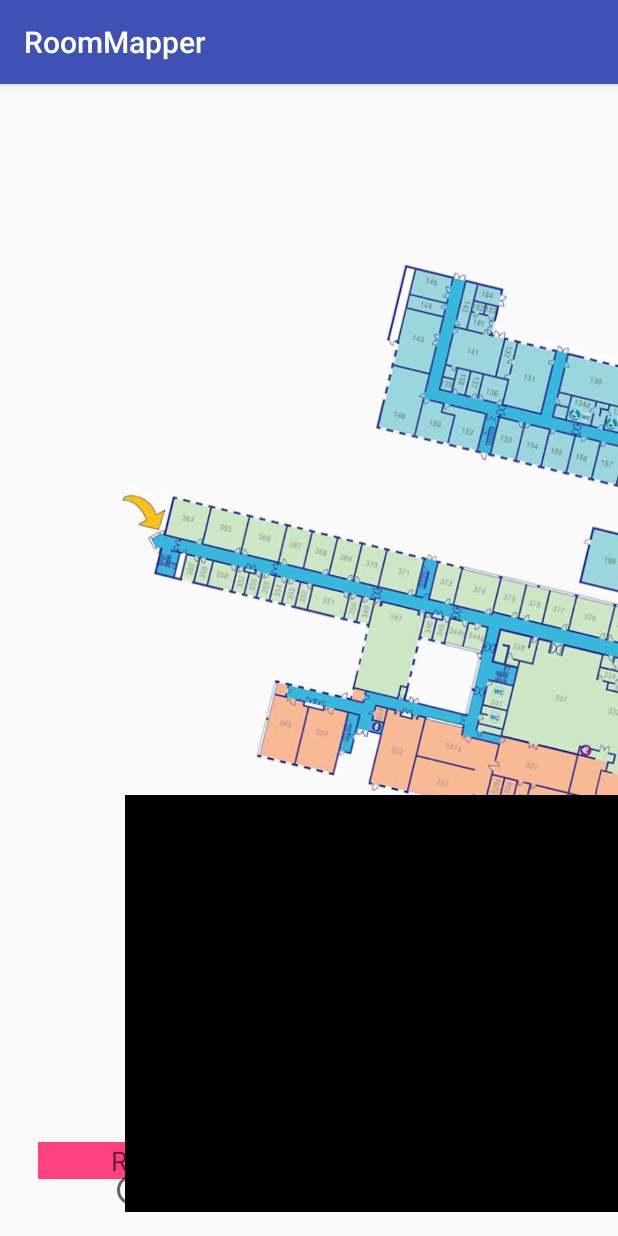
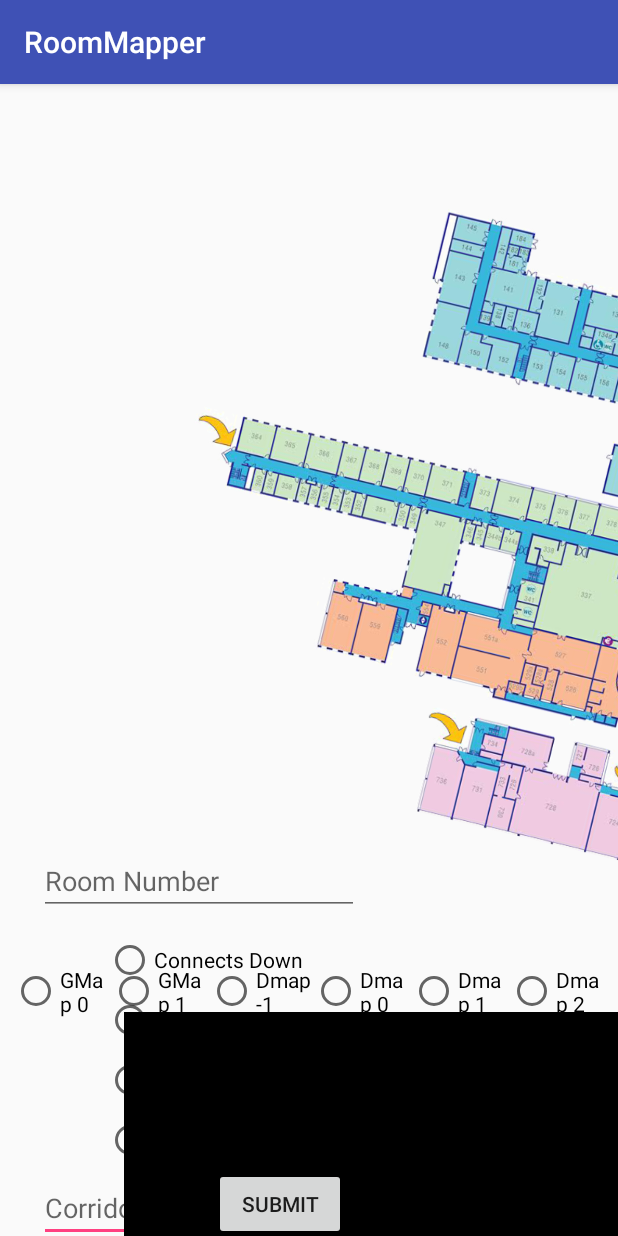
Before and after one commit to MartinRep/GmitRoomMapper, an Android app: the screen it shows after launch (MainActivity), on a phone screen of 412 x 824 dp. Run offline under Robolectric (Android 15) with nearby library versions, the phone set to English and light mode, and no system bars; network calls fail.

Commit message:
Change map added

```diff
--- a/app/build.gradle
+++ b/app/build.gradle
@@ -5,7 +5,7 @@ android {
     buildToolsVersion "26.0.1"
     defaultConfig {
         applicationId "com.example.bigrepo.roommapper"
-        minSdkVersion 15
+        minSdkVersion 23
         targetSdkVersion 26
         versionCode 1
         versionName "1.0"
--- a/app/src/main/AndroidManifest.xml
+++ b/app/src/main/AndroidManifest.xml
@@ -3,6 +3,7 @@
     package="com.example.bigrepo.roommapper">
     <uses-permission android:name="android.permission.WRITE_EXTERNAL_STORAGE" />
     <uses-permission android:name="android.permission.READ_EXTERNAL_STORAGE"/>
+
     <application
         android:allowBackup="true"
         android:icon="@mipmap/ic_launcher"
--- a/app/src/main/java/com/example/bigrepo/roommapper/MainActivity.java
+++ b/app/src/main/java/com/example/bigrepo/roommapper/MainActivity.java
@@ -39,9 +39,12 @@ public class MainActivity extends AppCompatActivity {
     private EditText corridorNumberId;
     private EditText logOutput;
     private Button submitButton;
-    private RadioGroup radioGroup;
-    private RadioButton radioButton;
+    private RadioGroup directionRadioGroup;
+    private RadioButton directionRadioButton;
     private Button undoButton;
+    private RadioGroup pictureRadioGroup;
+    private RadioButton  pictureRadioButton;
+    private TouchImageView touchImageView;
 
     @Override
     protected void onCreate(Bundle savedInstanceState) {
@@ -52,8 +55,10 @@ public class MainActivity extends AppCompatActivity {
         corridorNumberId = (EditText) findViewById(R.id.editTextCorridor);
         logOutput = (EditText) findViewById(R.id.editTextLog);
         submitButton = (Button) findViewById(R.id.buttonSubmit);
-        radioGroup = (RadioGroup) findViewById(R.id.roomConnectionRadioId);
+        directionRadioGroup = (RadioGroup) findViewById(R.id.roomConnectionRadioId);
         undoButton = (Button) findViewById(R.id.undoButton);
+        pictureRadioGroup = (RadioGroup) findViewById(R.id.PictureRadioGroupId);
+        touchImageView = (TouchImageView) findViewById(R.id.imageView);
 
         logOutput.setBackgroundColor(Color.BLACK);
         logOutput.setTextColor(Color.GREEN);
@@ -68,11 +73,11 @@ public class MainActivity extends AppCompatActivity {
             e.printStackTrace();
         }
 
-        radioGroup.setOnCheckedChangeListener(new RadioGroup.OnCheckedChangeListener() {
+        directionRadioGroup.setOnCheckedChangeListener(new RadioGroup.OnCheckedChangeListener() {
             @Override
             public void onCheckedChanged(RadioGroup radioGroup, @IdRes int i) {
-                radioButton = (RadioButton) findViewById(i);
-                switch (radioButton.getId()){
+                directionRadioButton = (RadioButton) findViewById(i);
+                switch (directionRadioButton.getId()){
                     case R.id.radioButtonUp :
                         direction[0] = "up";
                         direction[1] = "down";
@@ -88,6 +93,33 @@ public class MainActivity extends AppCompatActivity {
                     case R.id.radioButtonRight:
                         direction[0] = "right";
                         direction[1] = "left";
+                        break;
+                }
+            }
+        });
+
+        pictureRadioGroup.setOnCheckedChangeListener(new RadioGroup.OnCheckedChangeListener() {
+            @Override
+            public void onCheckedChanged(RadioGroup radioGroup, @IdRes int i) {
+                pictureRadioButton = (RadioButton) findViewById(i);
+                switch (pictureRadioButton.getId()){
+                    case R.id.radioButtonGmap0Id :
+                        touchImageView.setImageDrawable(getDrawable(R.drawable.gmit0));
+                        break;
+                    case R.id.radioButtonGmap1Id :
+                        touchImageView.setImageDrawable(getDrawable(R.drawable.gmit1));
+                        break;
+                    case R.id.radioButtonDgmapId :
+                        touchImageView.setImageDrawable(getDrawable(R.drawable.dmaps1));
+                        break;
+                    case R.id.radioButtonDmap0Id :
+                        touchImageView.setImageDrawable(getDrawable(R.drawable.dmap0));
+                        break;
+                    case R.id.radioButtonDmap1Id :
+                        touchImageView.setImageDrawable(getDrawable(R.drawable.dmaps1));
+                        break;
+                    case R.id.radioButtonDmap2Id :
+                        touchImageView.setImageDrawable(getDrawable(R.drawable.dmap2));
                         break;
                 }
             }
@@ -148,7 +180,7 @@ public class MainActivity extends AppCompatActivity {
             dataRead++;
             lastRoom = line.substring(44,line.length()-1);
         }
-        logOutput.append("Data read from file: "+dataRead+"\n");
+        logOutput.append(dataRead+" records added.\n");
         inStream.close();
         logOutput.append("Last room added: "+lastRoom+"\n");
     }
--- a/app/src/main/res/layout/activity_main.xml
+++ b/app/src/main/res/layout/activity_main.xml
@@ -15,76 +15,74 @@
         android:layout_marginLeft="8dp"
         android:layout_marginRight="8dp"
         android:layout_marginStart="8dp"
-        android:layout_marginTop="8dp"
+        android:layout_marginTop="4dp"
         android:ems="10"
         android:hint="@string/corridor_number"
         android:inputType="textPersonName"
-        android:textAlignment="center"
-        android:background="@color/colorAccent"
         app:layout_constraintBottom_toBottomOf="parent"
         app:layout_constraintHorizontal_bias="0.098"
         app:layout_constraintLeft_toLeftOf="parent"
         app:layout_constraintRight_toRightOf="parent"
         app:layout_constraintTop_toBottomOf="@+id/roomConnectionRadioId"
-        app:layout_constraintVertical_bias="0.209" />
+        app:layout_constraintVertical_bias="0.098" />
 
     <EditText
         android:id="@+id/editTextRoom"
         android:layout_width="wrap_content"
         android:layout_height="wrap_content"
-        android:layout_marginBottom="244dp"
+        android:layout_marginBottom="380dp"
         android:layout_marginEnd="8dp"
         android:layout_marginLeft="8dp"
-        android:layout_marginRight="8dp"
         android:layout_marginStart="8dp"
-        android:layout_marginTop="8dp"
         android:ems="10"
         android:hint="@string/room_number"
         android:inputType="textPersonName"
-        android:background="@color/colorAccent"
-        android:textAlignment="center"
         app:layout_constraintBottom_toBottomOf="parent"
-        app:layout_constraintHorizontal_bias="0.096"
         app:layout_constraintLeft_toLeftOf="parent"
+        android:layout_marginTop="20dp"
+        app:layout_constraintTop_toBottomOf="@+id/PictureRadioGroupId"
+        android:layout_marginRight="8dp"
         app:layout_constraintRight_toRightOf="parent"
-        app:layout_constraintTop_toBottomOf="@+id/imageView"
-        app:layout_constraintVertical_bias="0.0" />
+        app:layout_constraintHorizontal_bias="0.098"
+        app:layout_constraintVertical_bias="0.463" />
 
     <RadioGroup
         android:id="@+id/roomConnectionRadioId"
-        android:layout_width="200dp"
-        android:layout_height="200dp"
+        android:layout_width="170dp"
+        android:layout_height="160dp"
         android:layout_marginBottom="8dp"
-        android:layout_marginLeft="72dp"
+        android:layout_marginLeft="70dp"
         android:layout_marginTop="8dp"
         app:layout_constraintBottom_toBottomOf="parent"
         app:layout_constraintLeft_toLeftOf="parent"
         app:layout_constraintTop_toBottomOf="@+id/editTextRoom"
-        app:layout_constraintVertical_bias="0.128"
+        app:layout_constraintVertical_bias="0.053"
         android:layout_marginRight="8dp"
         app:layout_constraintRight_toRightOf="parent"
-        app:layout_constraintHorizontal_bias="0.0"
-        android:layout_marginStart="72dp"
+        app:layout_constraintHorizontal_bias="0.003"
+        android:layout_marginStart="70dp"
         android:layout_marginEnd="8dp">
+
+        <RadioButton
+            android:id="@+id/radioButtonDown"
+            android:layout_width="match_parent"
+            android:layout_height="40dp"
+            android:layout_weight="1"
+            android:text="@string/connects_down" />
 
         <RadioButton
             android:id="@+id/radioButtonUp"
             android:layout_width="match_parent"
-            android:layout_height="56dp"
+            android:layout_height="40dp"
             android:layout_weight="1"
-            android:text="@string/connects_up" />
-
-        <RadioButton
-            android:id="@+id/radioButtonDown"
-            android:layout_width="match_parent"
-            android:layout_height="56dp"
-            android:layout_weight="1"
-            android:text="@string/connects_down" />
+            android:text="@string/connects_up"
+            tools:layout_editor_absoluteX="8dp"
+            tools:layout_editor_absoluteY="-57dp" />
 
         <RadioButton
             android:id="@+id/radioButtonLeft"
             android:layout_width="match_parent"
-            android:layout_height="56dp"
+            android:layout_height="40dp"
             android:text="@string/connects_left"
             tools:layout_editor_absoluteX="8dp"
             tools:layout_editor_absoluteY="373dp" />
@@ -92,7 +90,7 @@
         <RadioButton
             android:id="@+id/radioButtonRight"
             android:layout_width="match_parent"
-            android:layout_height="56dp"
+            android:layout_height="40dp"
             android:text="@string/connects_right" />
     </RadioGroup>
 
@@ -100,20 +98,27 @@
         android:id="@+id/buttonSubmit"
         android:layout_width="wrap_content"
         android:layout_height="wrap_content"
-        android:layout_marginBottom="16dp"
         android:text="@string/submit"
+        android:layout_marginStart="8dp"
+        android:layout_marginEnd="8dp"
+        android:layout_marginRight="8dp"
+        app:layout_constraintRight_toRightOf="parent"
+        android:layout_marginTop="0dp"
+        app:layout_constraintTop_toBottomOf="@+id/undoButton"
+        android:layout_marginLeft="8dp"
+        app:layout_constraintLeft_toLeftOf="parent"
+        app:layout_constraintHorizontal_bias="0.438"
         app:layout_constraintBottom_toBottomOf="parent"
-        app:layout_constraintLeft_toRightOf="@+id/editTextCorridor"
-        android:layout_marginLeft="8dp"
-        app:layout_constraintRight_toLeftOf="@+id/editTextLog"
-        android:layout_marginRight="8dp" />
+        android:layout_marginBottom="8dp"
+        app:layout_constraintVertical_bias="0.254" />
 
     <com.example.bigrepo.roommapper.TouchImageView
         android:id="@+id/imageView"
-        android:layout_width="778dp"
-        android:layout_height="697dp"
+        android:layout_width="808dp"
+        android:layout_height="574dp"
         app:srcCompat="@drawable/gmit0"
-        />
+        tools:layout_editor_absoluteY="0dp"
+        tools:layout_editor_absoluteX="0dp" />
 
     <EditText
         android:id="@+id/editTextLog"
@@ -125,28 +130,100 @@
         android:padding="1dp"
         android:ems="10"
         android:inputType="textMultiLine"
+        android:focusable="false"
+        android:textAlignment="viewStart"
+        android:gravity="start"
         app:layout_constraintBottom_toBottomOf="parent"
-        app:layout_constraintHorizontal_bias="0.953"
+        app:layout_constraintHorizontal_bias="0.954"
         app:layout_constraintLeft_toRightOf="@+id/editTextCorridor"
         app:layout_constraintRight_toRightOf="parent"
         tools:focusableInTouchMode="false"
-        tools:layout_editor_absoluteY="849dp"
-        tools:layout_editor_absoluteX="455dp" />
+        android:layout_marginStart="8dp"
+        android:layout_marginEnd="8dp"
+        android:layout_marginTop="8dp"
+        app:layout_constraintTop_toBottomOf="@+id/PictureRadioGroupId"
+        app:layout_constraintVertical_bias="0.123" />
 
     <Button
         android:id="@+id/undoButton"
         android:layout_width="wrap_content"
         android:layout_height="wrap_content"
-        android:layout_marginBottom="8dp"
         android:layout_marginLeft="8dp"
         android:layout_marginRight="8dp"
-        android:layout_marginTop="8dp"
+        android:layout_marginTop="47dp"
         android:text="Undo"
-        app:layout_constraintBottom_toTopOf="@+id/buttonSubmit"
-        app:layout_constraintHorizontal_bias="0.544"
-        app:layout_constraintLeft_toRightOf="@+id/roomConnectionRadioId"
+        app:layout_constraintHorizontal_bias="0.527"
+        app:layout_constraintLeft_toRightOf="@+id/editTextRoom"
         app:layout_constraintRight_toLeftOf="@+id/editTextLog"
+        app:layout_constraintTop_toBottomOf="@+id/PictureRadioGroupId"
+        android:layout_marginStart="8dp"
+        android:layout_marginEnd="8dp" />
+
+    <android.support.constraint.Guideline
+        android:layout_width="wrap_content"
+        android:layout_height="wrap_content"
+        android:id="@+id/guideline2"
+        app:layout_constraintGuide_begin="20dp"
+        android:orientation="horizontal"
+        tools:layout_editor_absoluteY="20dp"
+        tools:layout_editor_absoluteX="0dp" />
+
+    <RadioGroup
+        android:id="@+id/PictureRadioGroupId"
+        android:layout_width="match_parent"
+        android:layout_height="44dp"
+        android:layout_marginLeft="8dp"
+        android:layout_marginRight="8dp"
+        android:layout_marginStart="8dp"
+        android:layout_marginTop="13dp"
+        android:orientation="horizontal"
+        app:layout_constraintHorizontal_bias="0.0"
+        app:layout_constraintLeft_toLeftOf="parent"
+        app:layout_constraintRight_toRightOf="parent"
         app:layout_constraintTop_toBottomOf="@+id/imageView"
-        app:layout_constraintVertical_bias="0.924" />
+        app:layout_goneMarginBottom="13dp">
+
+        <RadioButton
+            android:id="@+id/radioButtonGmap0Id"
+            android:layout_width="wrap_content"
+            android:layout_height="wrap_content"
+            android:layout_weight="1"
+            android:text="GMap 0" />
+
+        <RadioButton
+            android:id="@+id/radioButtonGmap1Id"
+            android:layout_width="wrap_content"
+            android:layout_height="wrap_content"
+            android:layout_weight="1"
+            android:text="GMap 1" />
+
+        <RadioButton
+            android:id="@+id/radioButtonDgmapId"
+            android:layout_width="wrap_content"
+            android:layout_height="wrap_content"
+            android:layout_weight="1"
+            android:text="Dmap -1" />
+
+        <RadioButton
+            android:id="@+id/radioButtonDmap0Id"
+            android:layout_width="wrap_content"
+            android:layout_height="wrap_content"
+            android:layout_weight="1"
+            android:text="Dmap 0" />
+
+        <RadioButton
+            android:id="@+id/radioButtonDmap1Id"
+            android:layout_width="wrap_content"
+            android:layout_height="wrap_content"
+            android:layout_weight="1"
+            android:text="Dmap 1" />
+
+        <RadioButton
+            android:id="@+id/radioButtonDmap2Id"
+            android:layout_width="wrap_content"
+            android:layout_height="wrap_content"
+            android:layout_weight="1"
+            android:text="Dmap 2" />
+    </RadioGroup>
 
 </android.support.constraint.ConstraintLayout>
```
